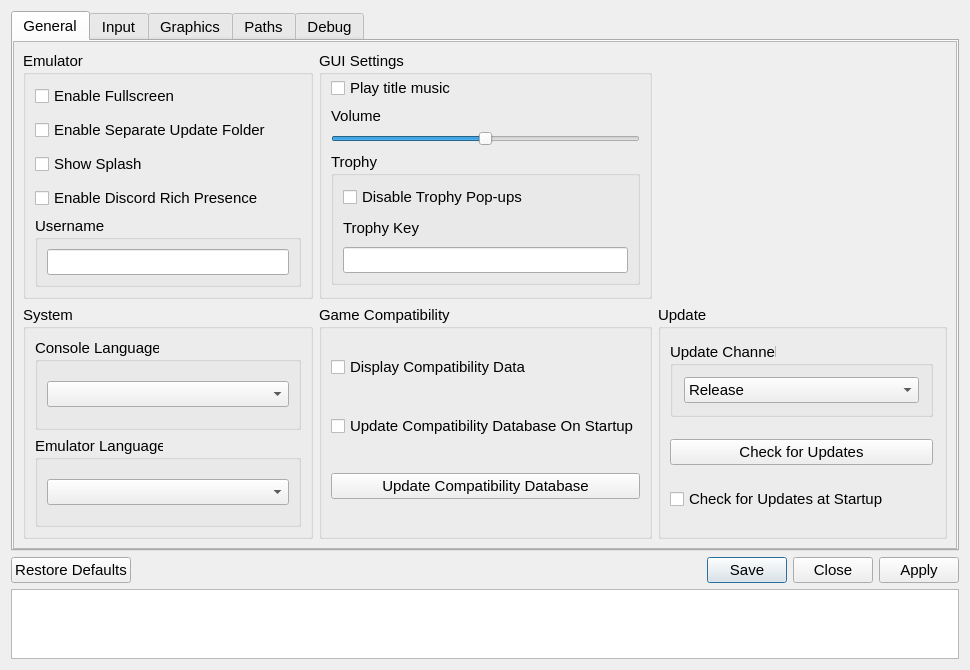
Above: src/qt_gui/settings_dialog.ui from shadps4-emu/shadPS4 before the change. Below: the same form after it.
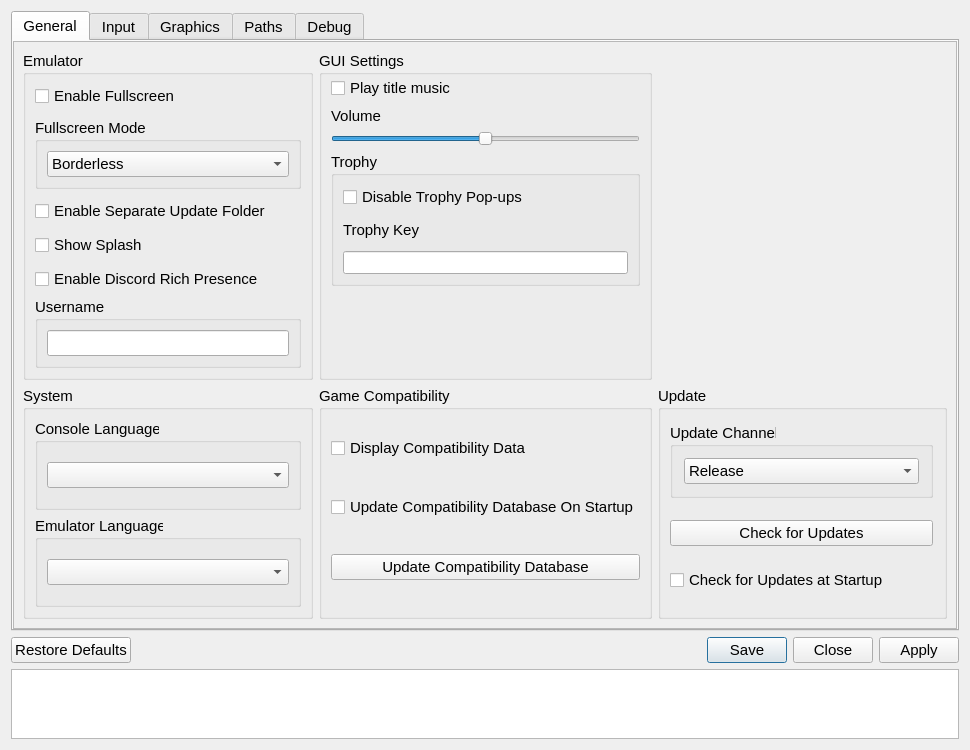
That is the form after the change. Icons and pictures are not drawn.

Commit message:
Add support for true fullscreen (#2016)
* Support for true fullscreen

* clang

* Re-add mistakenly deleted line

* Size

I adjusted the size of the entire screen.
trophies font size and added a margin so it wouldn't be so spaced out.

---------

```diff
--- a/src/qt_gui/settings_dialog.ui
+++ b/src/qt_gui/settings_dialog.ui
@@ -12,7 +12,7 @@
     <x>0</x>
     <y>0</y>
     <width>970</width>
-    <height>670</height>
+    <height>750</height>
    </rect>
   </property>
   <property name="sizePolicy">
@@ -134,6 +134,35 @@
                    </property>
                   </widget>
                  </item>
+				 <item>
+                  <widget class="QGroupBox" name="fullscreenModeGroupBox">
+                   <property name="title">
+                    <string>Fullscreen Mode</string>
+                   </property>
+                   <layout class="QVBoxLayout" name="fullscreenModeLayout">
+                    <item>
+                     <widget class="QComboBox" name="fullscreenModeComboBox">
+                      <property name="sizePolicy">
+                       <sizepolicy hsizetype="Preferred" vsizetype="Fixed">
+                        <horstretch>0</horstretch>
+                        <verstretch>0</verstretch>
+                       </sizepolicy>
+                      </property>
+                      <item>
+                       <property name="text">
+                        <string>Borderless</string>
+                       </property>
+                      </item>
+                      <item>
+                       <property name="text">
+                        <string>True</string>
+                       </property>
+                      </item>
+                     </widget>
+                    </item>
+                   </layout>
+                  </widget>
+                 </item>
                  <item>
                   <widget class="QCheckBox" name="separateUpdatesCheckBox">
                    <property name="text">
@@ -536,6 +565,9 @@
                    <property name="leftMargin">
                     <number>0</number>
                    </property>
+                   <property name="bottomMargin">
+                    <number>80</number>
+                   </property>
                    <item>
                     <layout class="QHBoxLayout" name="hLayoutTrophy">
                      <item>
@@ -566,6 +598,12 @@
                             <height>0</height>
                            </size>
                           </property>
+                          <property name="font">
+                           <font>
+                            <pointsize>10</pointsize>
+                            <bold>false</bold>
+                           </font>
+                          </property>
                          </widget>
                         </item>
                        </layout>
```
The commit also changes 6 other files.
